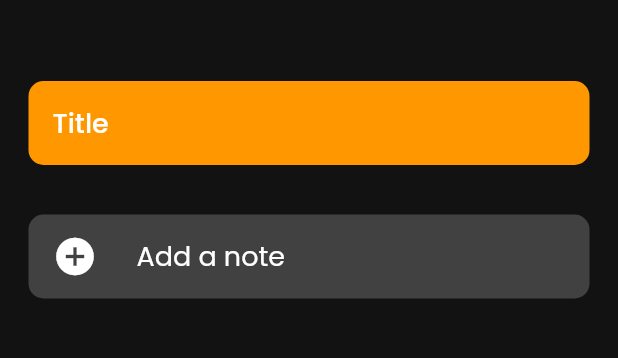
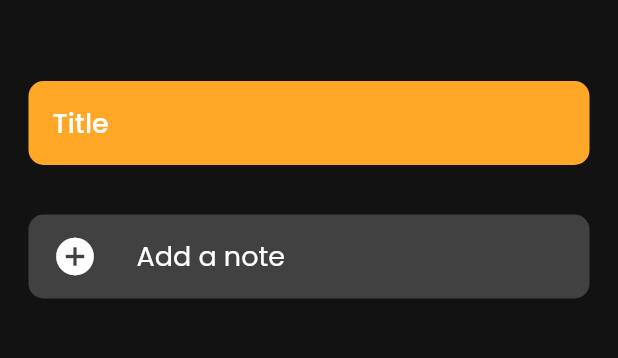
Before and after one commit to avirallakhanpaul/notes_flutter_app, a Flutter app: the screen it shows after launch, after a tap on "Add a note", after a tap on the "lightbulb outline" icon, on a phone screen of 412 x 824 dp, the part 69-427 px from its top. Run offline on Flutter 3.47's test engine with Material 2 defaults, Android fonts, the light colour scheme and no system bars; our stand-ins replace fluttertoast, shared_preferences, sqflite; accounts and stored records are empty.

Commit message:
Added Dark Theme (Fully)

```diff
--- a/lib/helpers/arguments.dart
+++ b/lib/helpers/arguments.dart
@@ -1,6 +1,11 @@
 class Args {
   final int index;
-  final int color;
+  final int lightColor;
+  final int darkColor;
 
-  Args(this.index, this.color);
+  Args(
+    this.index,
+    this.lightColor,
+    this.darkColor,
+  );
 }
--- a/lib/helpers/db_helper.dart
+++ b/lib/helpers/db_helper.dart
@@ -17,7 +17,8 @@
               id text primary key,
               title text,
               desc text,
-              color int(10)
+              lightColor int(10),
+              darkColor int(10)
             )
           '''
         );
--- a/lib/models/note.dart
+++ b/lib/models/note.dart
@@ -3,12 +3,14 @@
   String id;
   String title;
   String desc;
-  int color;
+  int lightColor;
+  int darkColor;
 
   Note({
     this.id,
     this.title,
     this.desc,
-    this.color,
+    this.lightColor,
+    this.darkColor,
   });
 }
--- a/lib/providers/note_provider.dart
+++ b/lib/providers/note_provider.dart
@@ -12,7 +12,7 @@
 
 class NoteProvider with ChangeNotifier {
 
-  int noteColor;
+  int noteLightColor, noteDarkColor;
   var random = Random();
 
   List<Note> _items = [];
@@ -29,21 +29,37 @@
 
     switch(random.nextInt(8)) {
 
-      case 0: noteColor = isDarkMode ? 0xFF64B5F6 : 0xFF2196F3;
+      case 0:
+      noteLightColor = 0xFF2196F3;
+      noteDarkColor = 0xFF64B5F6;
         break;
-      case 1: noteColor = isDarkMode ? 0xFF78909C : 0xFF2C3E50;
+      case 1:
+      noteLightColor = 0xFF2C3E50;
+      noteDarkColor = 0xFF78909C;
         break;
-      case 2: noteColor = isDarkMode ? 0xFFEF5350 : 0xFFE53935;
+      case 2:
+      noteLightColor = 0xFFE53935;
+      noteDarkColor = 0xFFEF5350;
         break;
-      case 3: noteColor = isDarkMode ? 0xFFFFCA28 : 0xFFF1C40F;
+      case 3:
+      noteLightColor = 0xFFF1C40F;
+      noteDarkColor = 0xFFFFCA28;
         break;
-      case 4: noteColor = isDarkMode ? 0xFFFFA726 : 0xFFFF9800;
+      case 4:
+      noteLightColor = 0xFFFF9800;
+      noteDarkColor = 0xFFFFA726;
         break;
-      case 5: noteColor = isDarkMode ? 0xFF66BB6A : 0xFF4CAF50;
+      case 5:
+      noteLightColor = 0xFF4CAF50;
+      noteDarkColor = 0xFF66BB6A;
         break;
-      case 6: noteColor = isDarkMode ? 0xFF9CCC65 : 0xFF16A085;
+      case 6:
+      noteLightColor = 0xFF16A085;
+      noteDarkColor = 0xFF9CCC65;
         break;
-      case 7: noteColor = isDarkMode ? 0xFFBA68C8 : 0xFF8E44AD;
+      case 7:
+      noteLightColor = 0xFF8E44AD;
+      noteDarkColor = 0xFFBA68C8;
         break;
     }
 
@@ -51,7 +67,8 @@
       id: DateTime.now().toString(),
       title: noteTitle,
       desc: noteDesc,
-      color: noteColor,
+      lightColor: noteLightColor,
+      darkColor: noteDarkColor,
     );
 
     if(index != null) { // UNDO Operation
@@ -64,7 +81,11 @@
 
       Navigator.of(context).pushNamed(
         NoteScreen.routeName,
-        arguments: Args(lastNoteIndex, newNote.color),
+        arguments: Args(
+          lastNoteIndex,
+          newNote.lightColor,
+          newNote.darkColor,
+        ),
       );
     }
 
@@ -77,17 +98,19 @@
           "id": deletedNote.id,
           "title": deletedNote.title,
           "desc": deletedNote.desc,
-          "color": deletedNote.color,
+          "lightColor": deletedNote.lightColor,
+          "darkColor": deletedNote.darkColor,
         },
       );
     } else {
-      DBHelper.insertToDb(
+      DBHelper.insertToDb( // INSERT Operation
         "user_notes",
         {
           "id": newNote.id,
           "title": newNote.title,
           "desc": newNote.desc,
-          "color": noteColor,
+          "lightColor": noteLightColor,
+          "darkColor": noteDarkColor,
         },
       );
     }
@@ -102,7 +125,8 @@
         id: item["id"],
         title: item["title"],
         desc: item["desc"],
-        color: item["color"],
+        lightColor: item["lightColor"],
+        darkColor: item["darkColor"],
       );
     }).toList();
 
@@ -161,6 +185,18 @@
     // notifyListeners();
   }
 
+  // void switchNoteColor({String tableName}) async {
+
+  //   final database = await DBHelper.database(tableName);
+
+  //   await database.update(
+  //     tableName,
+  //     {
+
+  //     },
+  //   );
+  // }
+
   Note getNoteById(String id) {
     return _items.firstWhere((note) => note.id == id);
   }
--- a/lib/screens/home_screen/widgets/note_card.dart
+++ b/lib/screens/home_screen/widgets/note_card.dart
@@ -1,9 +1,10 @@
 import "package:flutter/material.dart";
-import 'package:provider/provider.dart';
+import "package:provider/provider.dart";
 
-import '../../../providers/note_provider.dart';
-import '../../note_screen/note_screen.dart';
-import '../../../helpers/arguments.dart';
+import "../../../providers/note_provider.dart";
+import "../../../providers/theme_provider.dart";
+import "../../note_screen/note_screen.dart";
+import "../../../helpers/arguments.dart";
 
 class NoteCard extends StatelessWidget {
 
@@ -19,12 +20,16 @@
     final noteId = noteProvider.items[index].id;
     final note = noteProvider.getNoteById(noteId);
 
-    // print(noteId);
-    // print(note);
+    print(note.darkColor);
 
+    return Consumer<ThemeProvider>(
+      builder: (ctx, theme, child) {
+        print(theme.isDarkTheme);
         return Card(
           key: Key(index.toString()),
-      color: Color(note.color),
+          color: theme.isDarkTheme
+          ? Color(note.darkColor)
+          : Color(note.lightColor),
           elevation: 0,
           shape: RoundedRectangleBorder(
             borderRadius: BorderRadius.circular(10),
@@ -45,10 +50,16 @@
             onTap: () {
               Navigator.of(context).pushNamed(
                 NoteScreen.routeName,
-            arguments: Args(index, note.color),
+                arguments: Args(
+                  index,
+                  note.lightColor,
+                  note.darkColor,
+                ),
               );
             },
           ),
         );
       }
+    );
   }
+}
--- a/lib/screens/note_screen/note_screen.dart
+++ b/lib/screens/note_screen/note_screen.dart
@@ -113,7 +113,9 @@
         builder: (ctx, theme, child) {
           return Scaffold(
             appBar: AppBar(
-              backgroundColor: Color(noteArgs.color),
+              backgroundColor: theme.isDarkTheme
+              ?  Color(noteArgs.darkColor)
+              : Color(noteArgs.lightColor),
               leading: IconButton(
                 icon: Icon(
                   Icons.arrow_back_ios,
@@ -161,18 +163,28 @@
                     Icons.more_vert,
                     color: Colors.white,
                   ),
+                  color: theme.isDarkTheme
+                  ? Color(0xFF424242)
+                  : Colors.white,
                   onSelected: popupMenuAction,
                   itemBuilder: (ctx) {
                     return <PopupMenuEntry<PopupOptions>>[
-                      const PopupMenuItem<PopupOptions>(
+                      PopupMenuItem<PopupOptions>(
                         value: PopupOptions.delete,
                         child: ListTile(
                           leading: Icon(
                             Icons.delete,
-                            color: Colors.red,
+                            color: theme.isDarkTheme
+                            ? Color(0xFFEF5350)
+                            : Colors.red,
                           ),
-                          title: const Text(
+                          title: Text(
                             "Delete",
+                            style: TextStyle(
+                              color: theme.isDarkTheme
+                              ? Colors.white
+                              : Colors.black,
+                            ),
                           ),
                         ),
                       ),
```
Also changed, not shown: lib/common_widgtes/delete_alert_dialog.dart (+21 -8 lines), lib/providers/theme_provider.dart (+0 -38 lines). Lines whose indentation alone changed are shown as unchanged.
